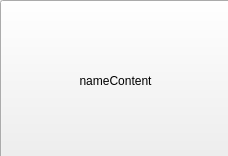
Old version of the form Source/iTotemDesktop/Shell/ContentView.ui in the repository lasolUndav/iTotem.
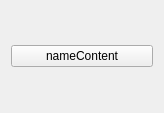
New version of the form.

Commit message: Refactor y fixes en las ui de ContemView y TotemMainWindow

Patch:
```diff
--- a/Source/iTotemDesktop/Shell/ContentView.ui
+++ b/Source/iTotemDesktop/Shell/ContentView.ui
@@ -6,21 +6,21 @@
    <rect>
     <x>0</x>
     <y>0</y>
-    <width>228</width>
-    <height>156</height>
+    <width>164</width>
+    <height>113</height>
    </rect>
   </property>
   <property name="windowTitle">
    <string>Form</string>
   </property>
+  <layout class="QGridLayout" name="gridLayout">
+   <item row="0" column="0">
   <widget class="QPushButton" name="contentButton">
-   <property name="geometry">
-    <rect>
-     <x>0</x>
-     <y>0</y>
-     <width>231</width>
-     <height>161</height>
-    </rect>
+     <property name="minimumSize">
+      <size>
+       <width>0</width>
+       <height>16</height>
+      </size>
    </property>
    <property name="autoFillBackground">
     <bool>true</bool>
@@ -29,6 +29,8 @@
     <string>nameContent</string>
    </property>
   </widget>
+   </item>
+  </layout>
  </widget>
  <resources/>
  <connections/>
```
Lines whose indentation alone changed are shown as unchanged. The commit also changes 5 other files.
